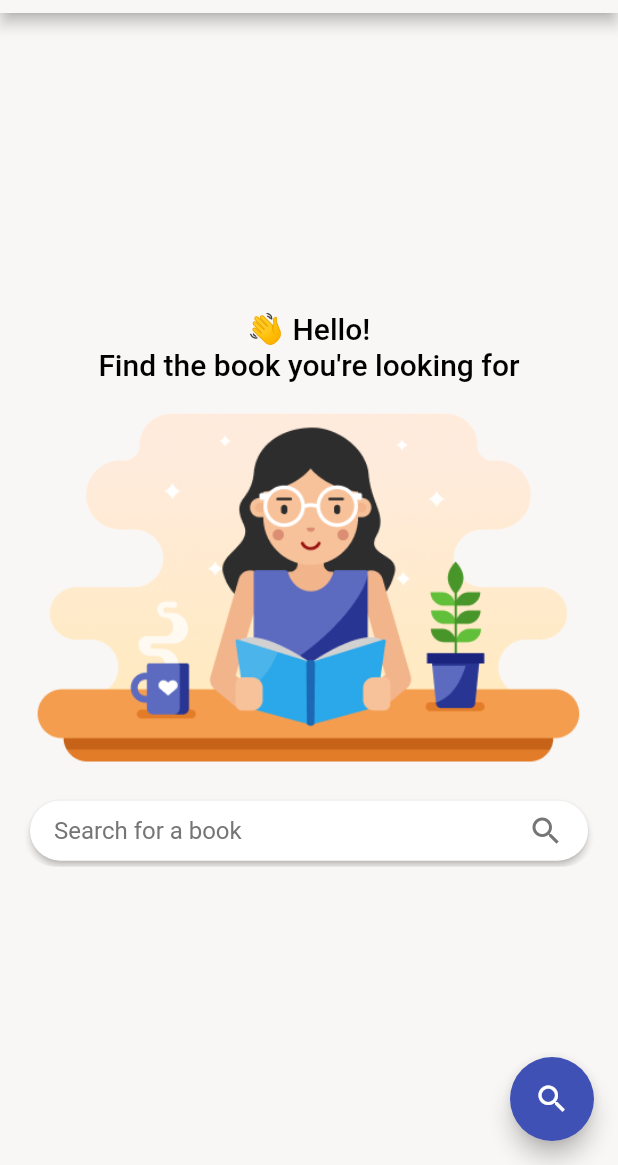
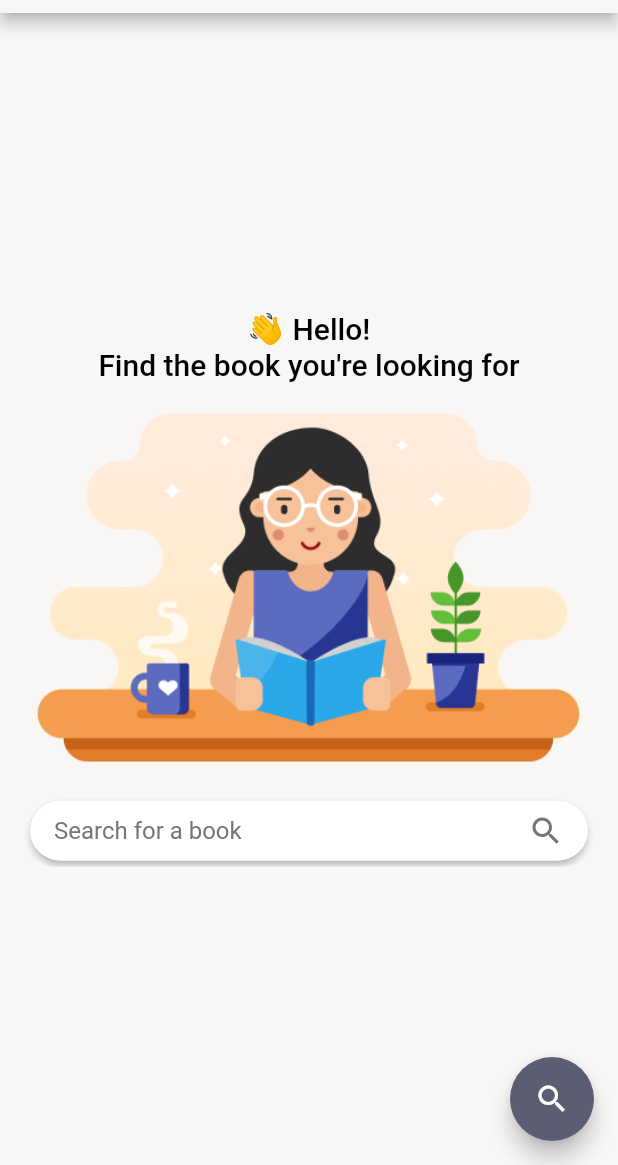
Before and after one commit to rafaelortizzableh/search-book-feature, a Flutter app: the screen it shows after launch, on a phone screen of 412 x 824 dp, the part 71-1236 px from its top. Run offline on Flutter 3.47's test engine with Material 2 defaults, Android fonts, the phone set to English and light mode, and no system bars; our stand-ins replace dio, flutter_riverpod, hive_flutter, multiple_result, shared_preferences; accounts and stored records are empty; generated files the repository leaves out were written again.

Commit message:
New Theming, Fix for books with no authors.

```diff
--- a/lib/features/book_search/ui/widgets/book_detail.dart
+++ b/lib/features/book_search/ui/widgets/book_detail.dart
@@ -48,7 +48,7 @@ class BookDetail extends StatelessWidget {
                     textAlign: TextAlign.center,
                   ),
                   Text(
-                    book.authors.first,
+                    book.authors.isNotEmpty ? book.authors.first : '',
                     style: _theme.textTheme.headline6
                         ?.copyWith(color: Colors.white),
                     textAlign: TextAlign.center,
--- a/lib/features/theme/custom_theme.dart
+++ b/lib/features/theme/custom_theme.dart
@@ -1,5 +1,4 @@
 import 'package:flutter/material.dart';
-import 'package:flutter/painting.dart';
 import 'theme_export.dart';
 
 class CustomTheme {
@@ -10,23 +9,9 @@ class CustomTheme {
   static ThemeData darkTheme() {
     final theme = ThemeData.dark();
     return ThemeData(
-      colorScheme: ColorScheme.fromSwatch(
+      colorScheme: ColorScheme.fromSeed(
         brightness: Brightness.dark,
-        primarySwatch: MaterialColor(
-          Palette.indigo500.value,
-          const {
-            100: Palette.indigo100,
-            200: Palette.indigo200,
-            300: Palette.indigo300,
-            400: Palette.indigo400,
-            500: Palette.indigo500,
-            600: Palette.indigo600,
-            700: Palette.indigo700,
-            800: Palette.indigo800,
-            900: Palette.indigo900,
-          },
-        ),
-        accentColor: Palette.indigo500,
+        seedColor: Colors.indigo,
       ),
       scaffoldBackgroundColor: Palette.black,
       appBarTheme: const AppBarTheme(
@@ -61,23 +46,9 @@ class CustomTheme {
   static ThemeData lightTheme() {
     final theme = ThemeData.light();
     return ThemeData(
-      colorScheme: ColorScheme.fromSwatch(
+      colorScheme: ColorScheme.fromSeed(
         brightness: Brightness.light,
-        primarySwatch: MaterialColor(
-          Palette.indigo500.value,
-          const {
-            100: Palette.indigo100,
-            200: Palette.indigo200,
-            300: Palette.indigo300,
-            400: Palette.indigo400,
-            500: Palette.indigo500,
-            600: Palette.indigo600,
-            700: Palette.indigo700,
-            800: Palette.indigo800,
-            900: Palette.indigo900,
-          },
-        ),
-        accentColor: Palette.indigo500,
+        seedColor: Colors.indigo,
       ),
       scaffoldBackgroundColor: Palette.white,
       appBarTheme: const AppBarTheme(
```
Also changed, not shown: pubspec.lock, 3 other files.
